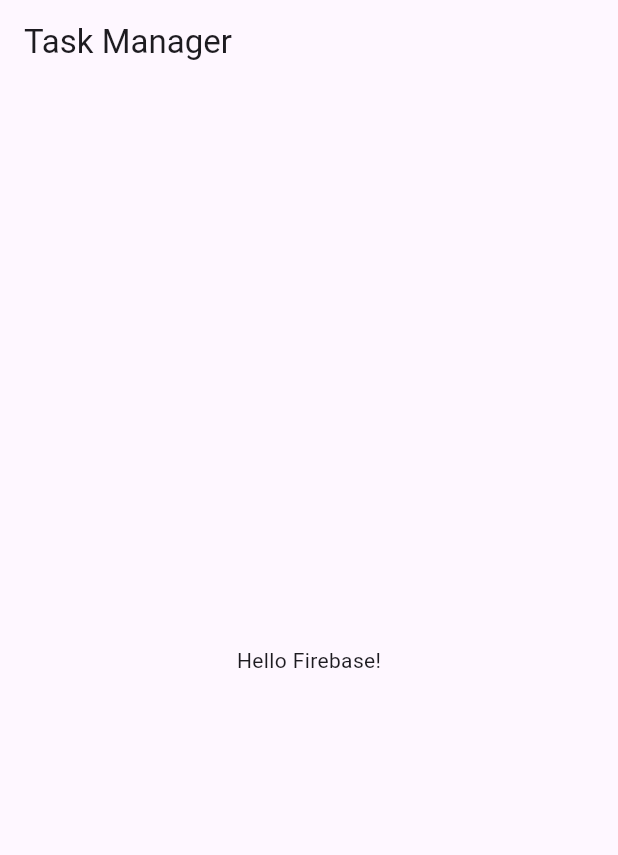
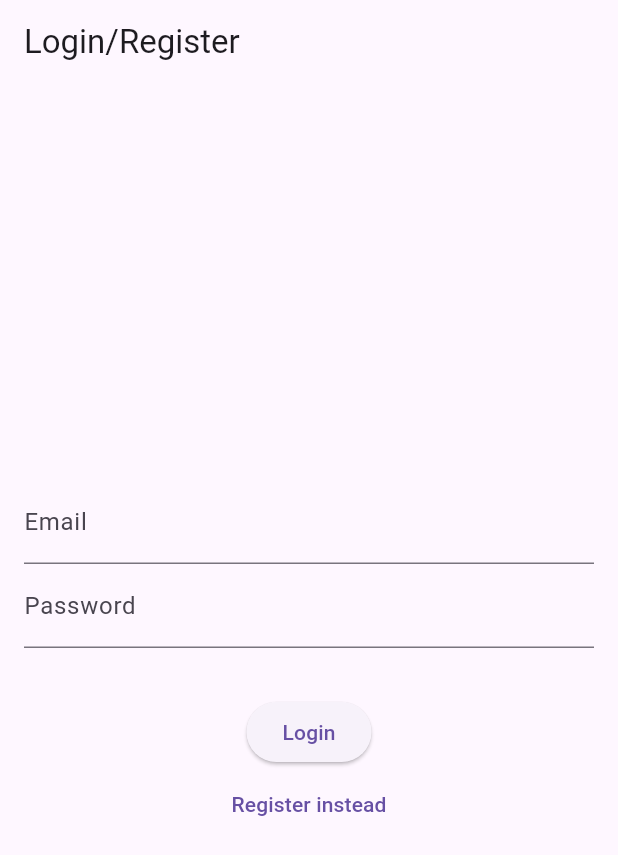
Before and after one commit to Gregory-Vaughan/cw6, a Flutter app: the screen it shows after launch, on a phone screen of 412 x 824 dp. Shown: the top 855 px of the screen. Run offline on Flutter 3.47's test engine with Material 3 defaults, Android fonts, the phone set to English and light mode, and no system bars; our stand-ins replace cloud_firestore, firebase_auth, firebase_core; accounts and stored records are empty.

Commit message:
got everything but the firebase part done. I think.

```diff
--- a/lib/main.dart
+++ b/lib/main.dart
@@ -1,12 +1,11 @@
 import 'package:flutter/material.dart';
 import 'package:firebase_core/firebase_core.dart';
-import 'firebase_options.dart';
+import 'package:firebase_auth/firebase_auth.dart';
+import 'task_list_screen.dart';
 
 void main() async {
   WidgetsFlutterBinding.ensureInitialized();
-  await Firebase.initializeApp(
-    options: DefaultFirebaseOptions.currentPlatform,
-  );
+  await Firebase.initializeApp();
   runApp(const MyApp());
 }
 
@@ -17,10 +16,110 @@ class MyApp extends StatelessWidget {
   Widget build(BuildContext context) {
     return MaterialApp(
       title: 'Task Manager',
-      theme: ThemeData(primarySwatch: Colors.blue),
-      home: Scaffold(
-        appBar: AppBar(title: const Text('Task Manager')),
-        body: const Center(child: Text('Hello Firebase!')),
+      theme: ThemeData(
+        primarySwatch: Colors.blue,
+      ),
+      home: const AuthGate(),
+      debugShowCheckedModeBanner: false,
+    );
+  }
+}
+
+class AuthGate extends StatelessWidget {
+  const AuthGate({super.key});
+
+  @override
+  Widget build(BuildContext context) {
+    return StreamBuilder<User?>(
+      stream: FirebaseAuth.instance.authStateChanges(),
+      builder: (context, snapshot) {
+        if (snapshot.connectionState == ConnectionState.waiting) {
+          return const Scaffold(
+            body: Center(child: CircularProgressIndicator()),
+          );
+        } else if (snapshot.hasData) {
+          return TaskListScreen(user: snapshot.data!);
+        } else {
+          return const LoginScreen();
+        }
+      },
+    );
+  }
+}
+
+class LoginScreen extends StatefulWidget {
+  const LoginScreen({super.key});
+
+  @override
+  State<LoginScreen> createState() => _LoginScreenState();
+}
+
+class _LoginScreenState extends State<LoginScreen> {
+  final TextEditingController _emailController = TextEditingController();
+  final TextEditingController _passwordController = TextEditingController();
+  String _error = '';
+
+  Future<void> _login() async {
+    try {
+      await FirebaseAuth.instance.signInWithEmailAndPassword(
+        email: _emailController.text.trim(),
+        password: _passwordController.text.trim(),
+      );
+    } catch (e) {
+      setState(() {
+        _error = 'Login failed. Please check your credentials.';
+      });
+    }
+  }
+
+  Future<void> _register() async {
+    try {
+      await FirebaseAuth.instance.createUserWithEmailAndPassword(
+        email: _emailController.text.trim(),
+        password: _passwordController.text.trim(),
+      );
+    } catch (e) {
+      setState(() {
+        _error = 'Registration failed. Try again.';
+      });
+    }
+  }
+
+  @override
+  Widget build(BuildContext context) {
+    return Scaffold(
+      appBar: AppBar(title: const Text('Login/Register')),
+      body: Padding(
+        padding: const EdgeInsets.all(16),
+        child: Column(
+          mainAxisAlignment: MainAxisAlignment.center,
+          children: [
+            TextField(
+              controller: _emailController,
+              decoration: const InputDecoration(labelText: 'Email'),
+            ),
+            TextField(
+              controller: _passwordController,
+              decoration: const InputDecoration(labelText: 'Password'),
+              obscureText: true,
+            ),
+            const SizedBox(height: 16),
+            if (_error.isNotEmpty)
+              Text(
+                _error,
+                style: const TextStyle(color: Colors.red),
+              ),
+            const SizedBox(height: 16),
+            ElevatedButton(
+              onPressed: _login,
+              child: const Text('Login'),
+            ),
+            TextButton(
+              onPressed: _register,
+              child: const Text('Register instead'),
+            ),
+          ],
+        ),
       ),
     );
   }
```
Also changed, not shown: lib/models.dart (added, +54 -0 lines), lib/task_list_screen.dart (added, +230 -0 lines).
